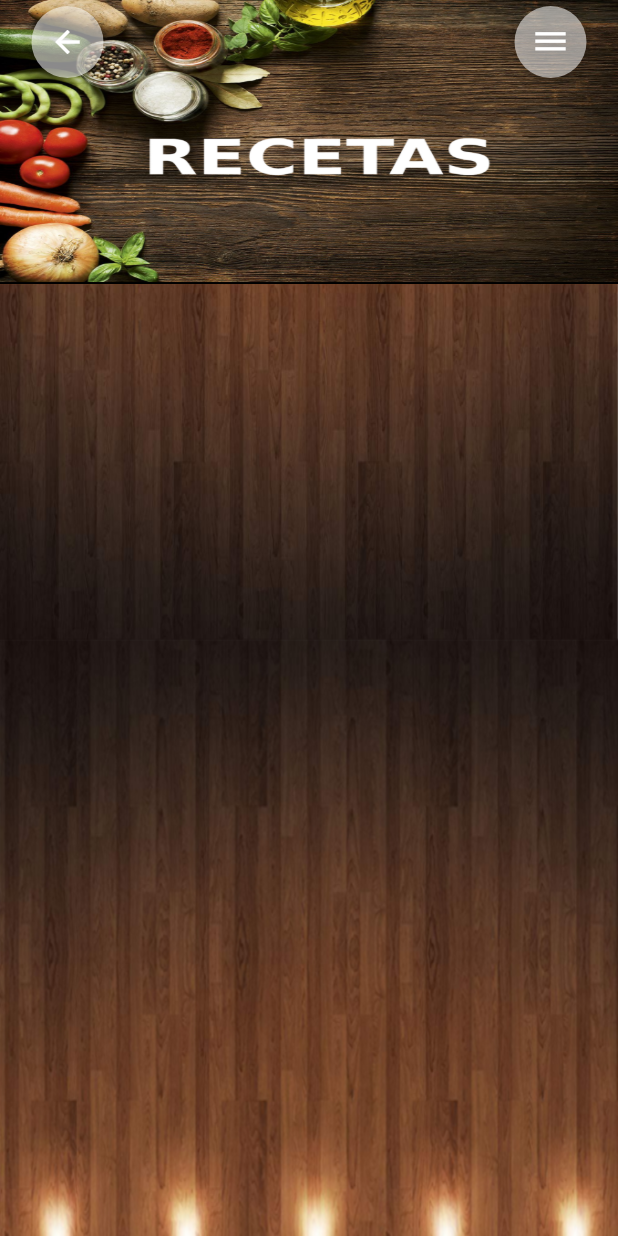
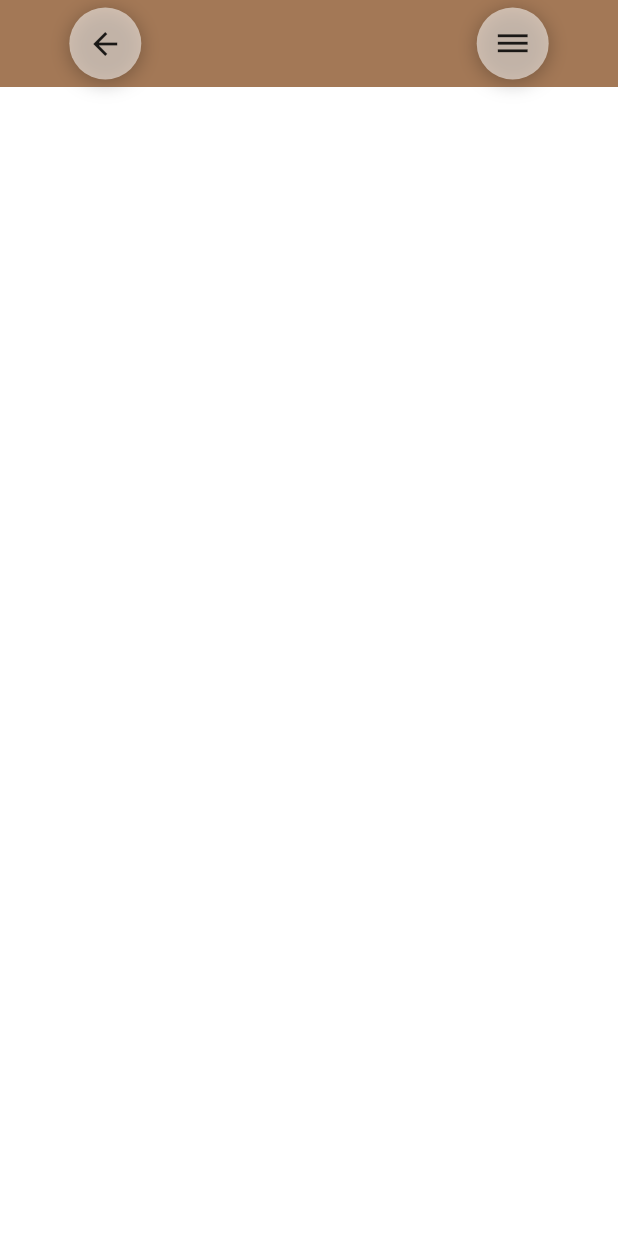
Before and after one commit to PedroMolinaEspinosa/guidefood, a Flutter app: the screen it shows after launch, on a phone screen of 412 x 824 dp. Run offline on Flutter 3.47's test engine with Material 2 defaults, Android fonts, the phone set to English and light mode, and no system bars.

Commit message:
Preparado selector page

```diff
--- a/lib/main.dart
+++ b/lib/main.dart
@@ -13,7 +13,7 @@ class MyApp extends StatelessWidget {
       theme: guidefoodTheme,
       debugShowCheckedModeBanner: false,
       title: 'Material App',
-      initialRoute: '/',
+      initialRoute: 'selector',
       routes: getAplicationRoutes(),
     );
   }
--- a/lib/src/routes/rutas.dart
+++ b/lib/src/routes/rutas.dart
@@ -1,10 +1,12 @@
 import 'package:flutter/material.dart';
 import 'package:guidefood/src/vista/pages/detalle_page.dart';
 import 'package:guidefood/src/vista/pages/listado_recetas.dart';
+import 'package:guidefood/src/vista/pages/selector_page.dart';
 
 Map<String, WidgetBuilder> getAplicationRoutes() {
   return <String, WidgetBuilder>{
     '/': (BuildContext context) => ListadoRecetas(),
     'detalle': (BuildContext context) => DetallePage(),
+    'selector': (BuildContext context) => SelectorPage(),
   };
 }
--- a/lib/src/vista/pages/selector_page.dart
+++ b/lib/src/vista/pages/selector_page.dart
@@ -0,0 +1,20 @@
+import 'package:flutter/material.dart';
+import 'package:guidefood/src/controllers/controlador_pantalla..dart';
+import 'package:guidefood/src/styles/estilo.dart';
+import 'package:guidefood/src/vista/widgets/appBar_%20widget.dart';
+
+class SelectorPage extends StatefulWidget {
+  @override
+  _SelectorPageState createState() => _SelectorPageState();
+}
+
+class _SelectorPageState extends State<SelectorPage> {
+  @override
+  Widget build(BuildContext context) {
+    Size size = getMediaSize(context);
+    return Scaffold(
+      appBar: getAppBar(context, marron70, size.width * 0.1),
+
+    );
+  }
+}
```
